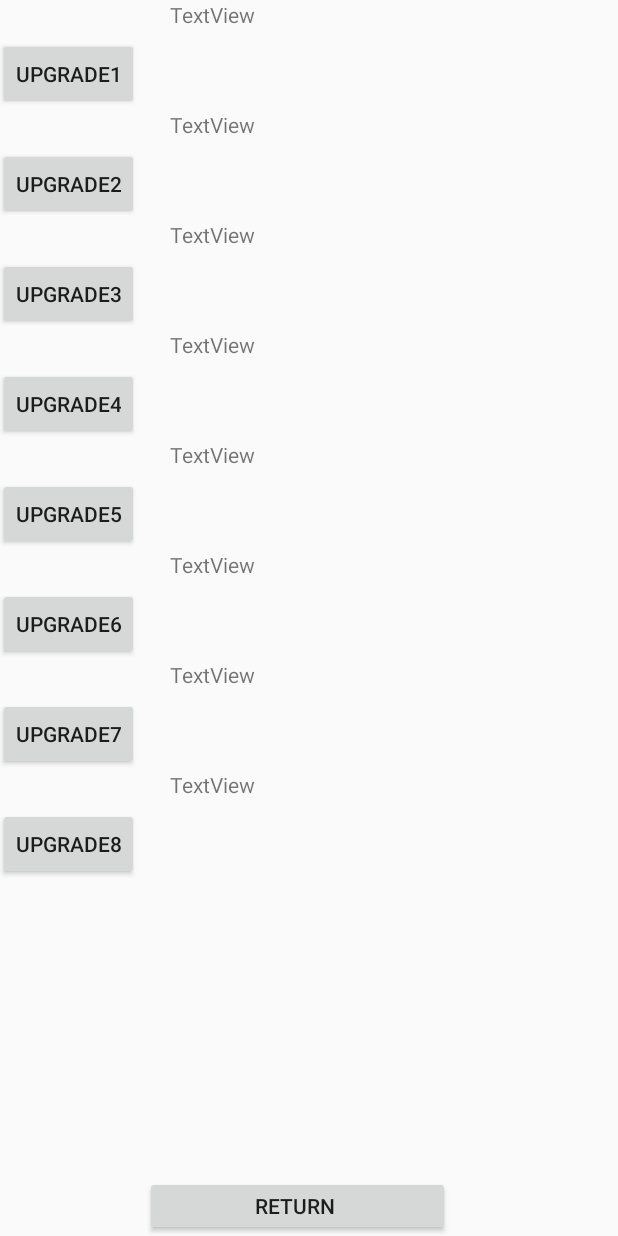
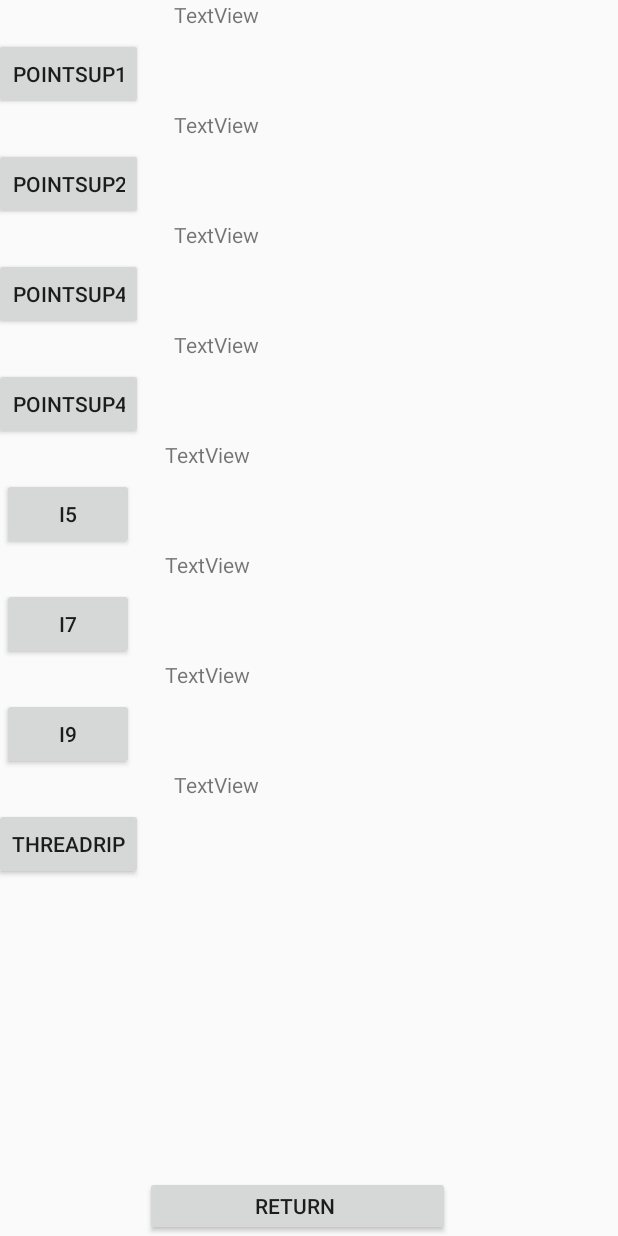
Before and after one commit to nzukow2/CS125Proj, an Android app: the layout clickerupgrades_menu.xml on its own in the app's theme, with its tools: preview values and no code run, on a phone screen of 412 x 824 dp. Run offline under Robolectric (Android 15) with nearby library versions, the phone set to English and light mode, and no system bars.

Commit message:
work done on upgrades and some bug fixes - "raw" file problem - will NOT compile -

```diff
--- a/app/src/main/res/layout/clickerupgrades_menu.xml
+++ b/app/src/main/res/layout/clickerupgrades_menu.xml
@@ -18,7 +18,7 @@
             android:layout_marginTop="25dp"
             android:layout_marginEnd="9dp"
             android:layout_marginBottom="25dp"
-            android:text="upgrade1"
+            android:text="pointsup1"
             app:layout_constraintBottom_toTopOf="@+id/upgrade2"
             app:layout_constraintEnd_toStartOf="@+id/upgradeText1"
             app:layout_constraintStart_toStartOf="parent"
@@ -32,7 +32,7 @@
             android:layout_marginTop="25dp"
             android:layout_marginEnd="9dp"
             android:layout_marginBottom="31dp"
-            android:text="upgrade3"
+            android:text="pointsup4"
             app:layout_constraintBottom_toTopOf="@+id/upgrade4"
             app:layout_constraintEnd_toStartOf="@+id/upgradeText3"
             app:layout_constraintStart_toStartOf="parent"
@@ -45,7 +45,7 @@
             android:layout_marginStart="1dp"
             android:layout_marginTop="25dp"
             android:layout_marginEnd="9dp"
-            android:text="upgrade4"
+            android:text="pointsup4"
             app:layout_constraintEnd_toStartOf="@+id/upgradeText4"
             app:layout_constraintStart_toStartOf="parent"
             app:layout_constraintTop_toBottomOf="@+id/upgrade3" />
@@ -57,7 +57,7 @@
             android:layout_marginStart="1dp"
             android:layout_marginTop="25dp"
             android:layout_marginEnd="9dp"
-            android:text="upgrade5"
+            android:text="i5"
             app:layout_constraintEnd_toStartOf="@+id/upgradeText5"
             app:layout_constraintStart_toStartOf="parent"
             app:layout_constraintTop_toBottomOf="@+id/upgrade4" />
@@ -69,7 +69,7 @@
             android:layout_marginStart="1dp"
             android:layout_marginTop="25dp"
             android:layout_marginEnd="9dp"
-            android:text="upgrade6"
+            android:text="i7"
             app:layout_constraintEnd_toStartOf="@+id/upgradeText6"
             app:layout_constraintStart_toStartOf="parent"
             app:layout_constraintTop_toBottomOf="@+id/upgrade5" />
@@ -81,7 +81,7 @@
             android:layout_marginStart="1dp"
             android:layout_marginTop="25dp"
             android:layout_marginEnd="9dp"
-            android:text="upgrade7"
+            android:text="i9"
             app:layout_constraintEnd_toStartOf="@+id/upgradeText7"
             app:layout_constraintStart_toStartOf="parent"
             app:layout_constraintTop_toBottomOf="@+id/upgrade6" />
@@ -93,7 +93,7 @@
             android:layout_marginStart="1dp"
             android:layout_marginTop="25dp"
             android:layout_marginEnd="9dp"
-            android:text="upgrade8"
+            android:text="threadrip"
             app:layout_constraintEnd_toStartOf="@+id/upgradeText8"
             app:layout_constraintStart_toStartOf="parent"
             app:layout_constraintTop_toBottomOf="@+id/upgrade7" />
@@ -105,7 +105,7 @@
             android:layout_marginStart="1dp"
             android:layout_marginTop="25dp"
             android:layout_marginEnd="9dp"
-            android:text="upgrade2"
+            android:text="pointsup2"
             app:layout_constraintEnd_toStartOf="@+id/upgradeText2"
             app:layout_constraintStart_toStartOf="parent"
             app:layout_constraintTop_toBottomOf="@+id/upgrade1" />
```
Also changed, not shown: app/src/main/java/com/example/finalprojectcs125/MainActivity.java (+61 -11 lines).
